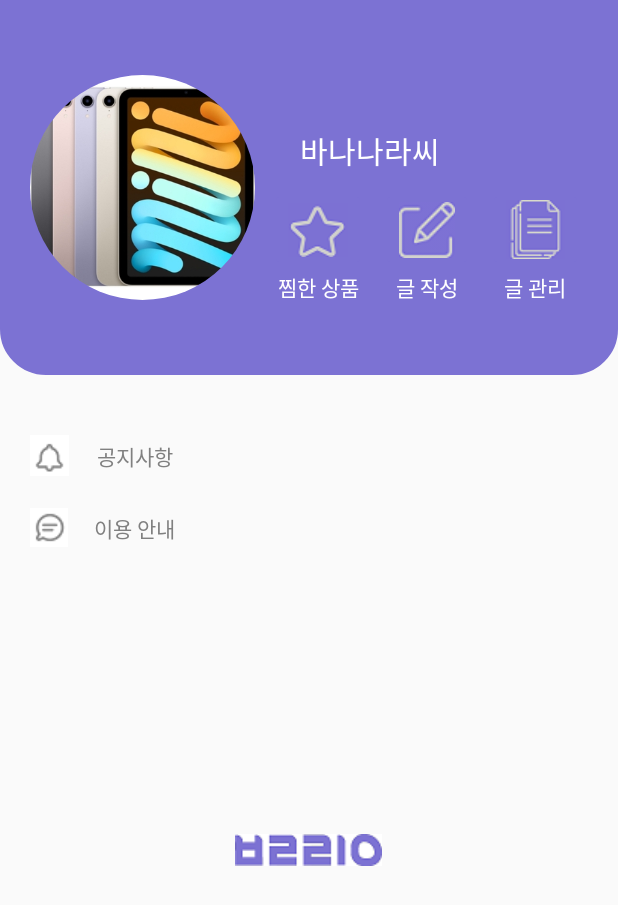
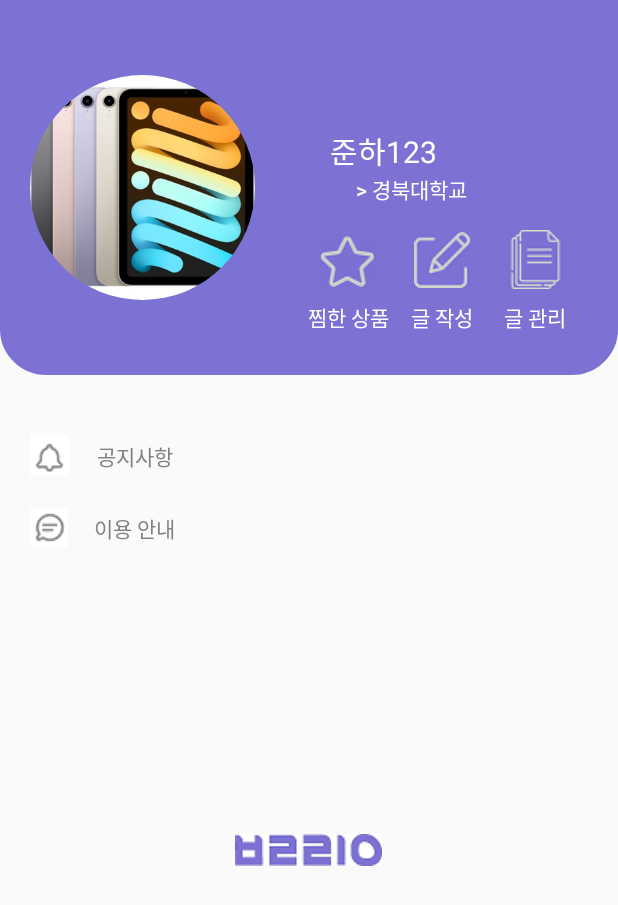
Before and after one commit to DooooH/BRRING, an Android app: the MyPageActivity screen opened directly, with no data from a screen before it, on a phone screen of 412 x 824 dp. Shown: the top 905 px of the screen. Run offline under Robolectric (Android 15) with nearby library versions, the phone set to English and light mode, and no system bars; pictures from the network do not load.

Commit message:
Update mypage_activity.xml

```diff
--- a/app/src/main/res/layout/mypage_activity.xml
+++ b/app/src/main/res/layout/mypage_activity.xml
@@ -23,7 +23,7 @@
         <LinearLayout
             android:layout_width="wrap_content"
             android:layout_height="wrap_content"
-            android:layout_marginLeft="10dp"
+            android:layout_marginLeft="30dp"
             android:layout_marginTop="85dp"
             android:orientation="vertical">
 
@@ -32,10 +32,19 @@
                 android:layout_width="wrap_content"
                 android:layout_height="wrap_content"
                 android:gravity="left"
-                android:text="바나나라씨"
+                android:text="준하123"
                 android:textColor="#ffffff"
                 android:layout_marginLeft="20dp"
                 android:textSize="20dp" />
+
+            <Button
+                android:id="@+id/where_youlive_button"
+                android:layout_width="wrap_content"
+                android:layout_height="20dp"
+                android:text="> 경북대학교"
+                android:background="#00ff0000"
+                android:textColor="@color/white"
+                android:layout_marginLeft="30dp"/>
 
             <LinearLayout
                 android:layout_width="wrap_content"
@@ -67,8 +76,7 @@
                 <LinearLayout
                     android:layout_width="wrap_content"
                     android:layout_height="wrap_content"
-                    android:orientation="vertical"
-                    android:layout_marginLeft="10dp">
+                    android:orientation="vertical">
 
                     <ImageButton
                         android:id="@+id/goto_write_Btn"
@@ -89,8 +97,7 @@
                 <LinearLayout
                     android:layout_width="wrap_content"
                     android:layout_height="wrap_content"
-                    android:orientation="vertical"
-                    android:layout_marginLeft="10dp">
+                    android:orientation="vertical">
 
                     <ImageButton
                         android:id="@+id/document_manage_Btn"
```
